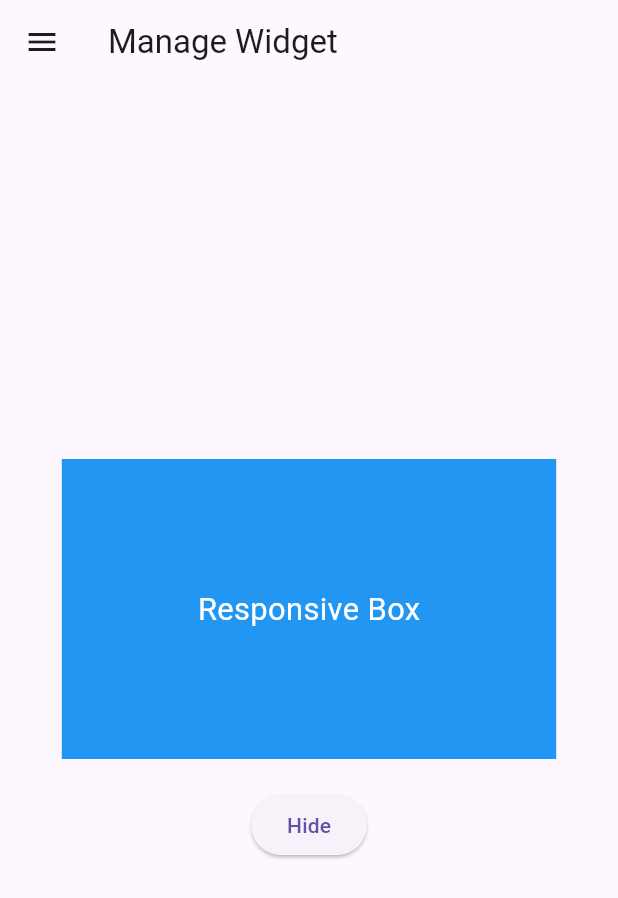
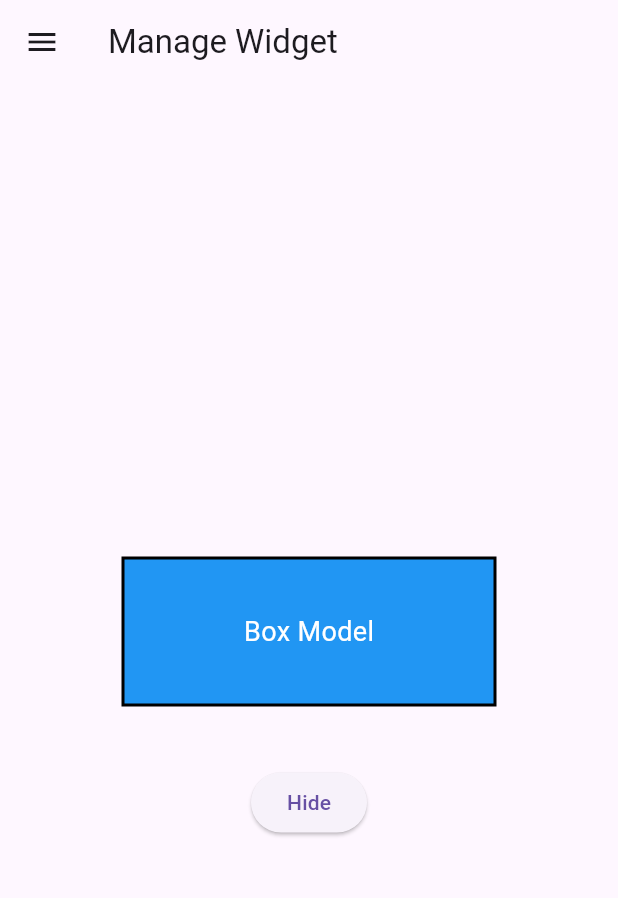
Before and after one commit to ArifMardiyansyah/belajar_layout, a Flutter app: the screen it shows after launch, on a phone screen of 412 x 824 dp. Shown: the top 898 px of the screen. Run offline on Flutter 3.47's test engine with Material 3 defaults, Android fonts, the phone set to English and light mode, and no system bars.

Commit message:
modify main.dart and add new file TA.dart

```diff
--- a/lib/main.dart
+++ b/lib/main.dart
@@ -74,24 +74,24 @@ class _ManageWidgetState extends State<ManageWidget> {
         child: Column(
           mainAxisAlignment: MainAxisAlignment.center,
           children: [
-            AnimatedOpacity(
-              duration: const Duration(seconds: 1),
-              opacity: _isVisible ? 1.0 : 0.0,
-              child: Container(
-                width: MediaQuery.of(context).size.width * 0.8,
-                height: 200,
-                color: Colors.blue,
-                child: Center(
+            if (_isVisible)
+              Container(
+                width: 250,
+                height: 100,
+                padding: const EdgeInsets.all(16),
+                margin: const EdgeInsets.only(top: 50, bottom: 20, left: 30, right: 30),
+                decoration: BoxDecoration(
+                  color: Colors.blue,
+                  border: Border.all(color: Colors.black, width: 2),
+                ),
+                child: const Align(
+                  alignment: Alignment.center,
                   child: Text(
-                    'Responsive Box',
-                    style: TextStyle(
-                      color: Colors.white,
-                      fontSize: MediaQuery.of(context).size.width * 0.05,
-                    ),
+                    "Box Model",
+                    style: TextStyle(color: Colors.white, fontSize: 18),
                   ),
                 ),
               ),
-            ),
             const SizedBox(height: 20),
             ElevatedButton(
               onPressed: _toggleVisibility,
```
Also changed, not shown: lib/TA.dart (added, +95 -0 lines).
